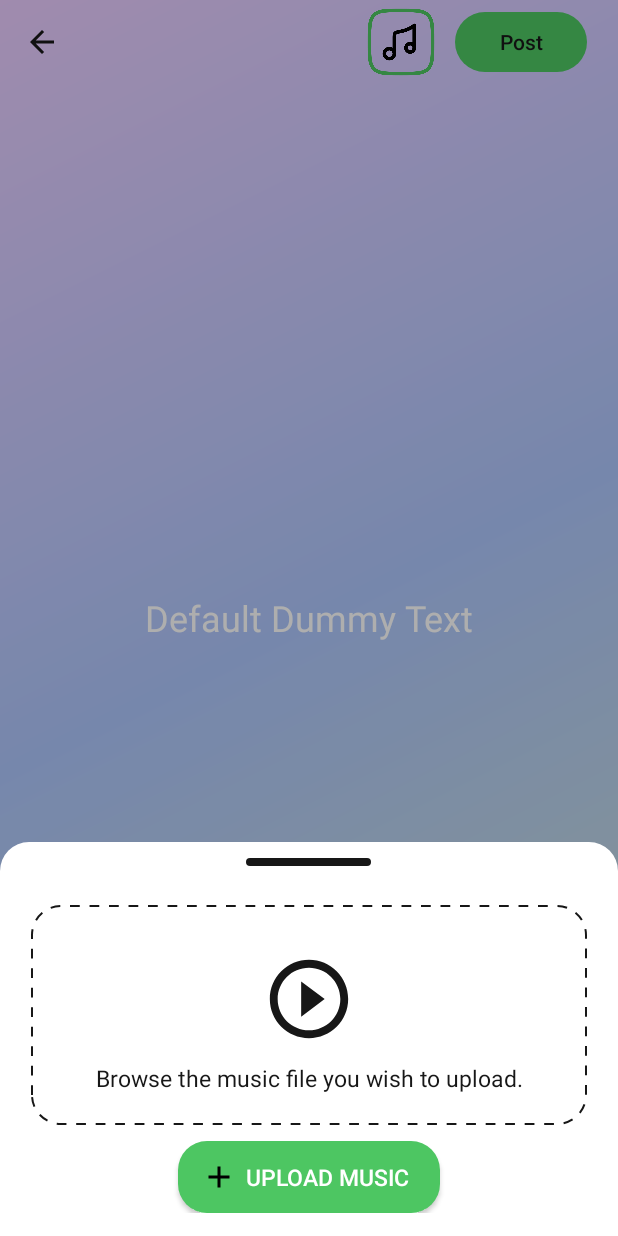
After one commit to Abizer-R/Fun-Stuff-Projects, an Android app: the fragment PickAudioFileBottomSheet placed in its activity, on a phone screen of 412 x 824 dp. The commit adds this screen. Run offline under Robolectric (Android 15) with nearby library versions, the phone set to English and light mode, and no system bars; our stand-ins replace Dagger/Hilt's generated code, data binding, sdp/ssp sizes.

Commit message:
Added BottomSheet to pick audio file

```diff
--- /dev/null
+++ b/Funstuff01/backgroundAudio/src/main/java/com/example/backgroundaudio/uploadAudio/bottomsheet/PickAudioFileBottomSheet.kt
@@ -0,0 +1,97 @@
+package com.example.backgroundaudio.uploadAudio.bottomsheet
+
+import android.content.Context
+import android.os.Bundle
+import android.view.LayoutInflater
+import android.view.View
+import android.view.ViewGroup
+import androidx.activity.OnBackPressedCallback
+import androidx.core.os.bundleOf
+import androidx.fragment.app.commitNow
+import com.example.backgroundaudio.audioList.fragment.parent.AudioListParentFragment
+import com.example.backgroundaudio.databinding.BottomSheetPickAudioFileBinding
+import com.example.backgroundaudio.uploadAudio.fragment.PickAudioFragment
+import com.example.backgroundaudio.uploadAudio.fragment.PickAudioFragment.PickAudioFragmentCallback
+import com.google.android.material.bottomsheet.BottomSheetBehavior
+import com.google.android.material.bottomsheet.BottomSheetDialog
+import com.google.android.material.bottomsheet.BottomSheetDialogFragment
+import dagger.hilt.android.AndroidEntryPoint
+
+@AndroidEntryPoint
+class PickAudioFileBottomSheet : BottomSheetDialogFragment(),
+    PickAudioFragmentCallback
+{
+
+    companion object {
+
+        fun newInstance() = PickAudioFileBottomSheet().apply {
+            arguments = bundleOf()
+        }
+    }
+
+    private var _binding: BottomSheetPickAudioFileBinding? = null
+    private val binding: BottomSheetPickAudioFileBinding
+        get() = requireNotNull(_binding)
+
+    private var listener: PickAudioFragmentCallback? = null
+
+    private val backPressCallback = object : OnBackPressedCallback(true) {
+        override fun handleOnBackPressed() {
+            dismissAllowingStateLoss()
+        }
+    }
+
+    override fun onCreateView(
+        inflater: LayoutInflater, container: ViewGroup?,
+        savedInstanceState: Bundle?
+    ): View {
+        _binding = BottomSheetPickAudioFileBinding.inflate(layoutInflater)
+        return binding.root
+    }
+
+    override fun onViewCreated(view: View, savedInstanceState: Bundle?) {
+        super.onViewCreated(view, savedInstanceState)
+
+        activity?.onBackPressedDispatcher?.addCallback(viewLifecycleOwner, backPressCallback)
+        setUpBottomSheet()
+        attachFragment()
+    }
+
+    private fun setUpBottomSheet() {
+        val dialog = dialog as BottomSheetDialog
+        dialog.behavior.state = BottomSheetBehavior.STATE_EXPANDED
+        dialog.behavior.isDraggable = true
+        dialog.setCancelable(true)
+        dialog.setCanceledOnTouchOutside(true)
+    }
+
+    private fun attachFragment() {
+        childFragmentManager.commitNow {
+            replace(
+                binding.fragmentContainer.id,
+                PickAudioFragment.newInstance()
+            )
+        }
+    }
+
+    override fun onAudioFileSelected(audioPath: String, audioName: String) {
+        listener?.onAudioFileSelected(audioPath, audioName)
+        dismissAllowingStateLoss()
+    }
+
+    override fun onAttach(context: Context) {
+        super.onAttach(context)
+        val parentFragment = parentFragment
+        val activity = activity
+        if (parentFragment is PickAudioFragmentCallback) {
+            listener = parentFragment
+        } else if (activity is PickAudioFragmentCallback) {
+            listener = activity
+        }
+    }
+
+    override fun onDetach() {
+        super.onDetach()
+        listener = null
+    }
+}
--- /dev/null
+++ b/Funstuff01/backgroundAudio/src/main/java/com/example/backgroundaudio/uploadAudio/fragment/PickAudioFragment.kt
@@ -0,0 +1,153 @@
+package com.example.backgroundaudio.uploadAudio.fragment
+
+import android.app.Activity
+import android.content.Context
+import android.content.Intent
+import android.net.Uri
+import android.os.Bundle
+import android.view.LayoutInflater
+import android.view.View
+import android.view.ViewGroup
+import android.widget.Toast
+import androidx.activity.result.ActivityResultLauncher
+import androidx.activity.result.contract.ActivityResultContracts
+import androidx.core.os.bundleOf
+import androidx.fragment.app.Fragment
+import androidx.lifecycle.lifecycleScope
+import com.example.backgroundaudio.R
+import com.example.backgroundaudio.databinding.FragmentPickAudioBinding
+import com.example.backgroundaudio.utils.AudioProcessorUtils
+import com.example.backgroundaudio.utils.saveMediaToFile
+import com.example.backgroundaudio.utils.toast
+import dagger.hilt.android.AndroidEntryPoint
+import kotlinx.coroutines.Dispatchers
+import kotlinx.coroutines.launch
+import kotlinx.coroutines.withContext
+import java.io.File
+
+@AndroidEntryPoint
+class PickAudioFragment : Fragment() {
+
+    companion object {
+
+        fun newInstance() = PickAudioFragment().apply {
+            arguments = bundleOf()
+        }
+    }
+
+    private var _binding: FragmentPickAudioBinding? = null
+    private val binding: FragmentPickAudioBinding
+        get() = requireNotNull(_binding)
+
+    private var listener: PickAudioFragmentCallback? = null
+    private lateinit var audioPicker: ActivityResultLauncher<Intent>
+
+    override fun onCreateView(
+        inflater: LayoutInflater, container: ViewGroup?,
+        savedInstanceState: Bundle?
+    ): View {
+        _binding = FragmentPickAudioBinding.inflate(layoutInflater)
+        return binding.root
+    }
+
+    override fun onViewCreated(view: View, savedInstanceState: Bundle?) {
+        super.onViewCreated(view, savedInstanceState)
+
+        initLaunchers()
+        setupViews()
+    }
+
+    private fun initLaunchers() {
+        audioPicker = registerForActivityResult(
+            ActivityResultContracts.StartActivityForResult()
+        ) {
+            val intentData = it.data
+            if (it.resultCode == Activity.RESULT_OK && intentData != null) {
+                handleSelectedAudioFromStorage(intentData.data)
+            }
+        }
+    }
+
+    private fun setupViews() {
+        with(binding) {
+
+            listOf(layoutPickMusic, btnBrowseMusicFile).forEach { view ->
+                view.setOnClickListener {
+                    launchAudioPicker()
+                }
+            }
+        }
+    }
+
+    private fun launchAudioPicker() {
+        val audioPickerIntent = Intent().apply {
+            action = Intent.ACTION_OPEN_DOCUMENT
+            addFlags(Intent.FLAG_GRANT_WRITE_URI_PERMISSION)
+            addFlags(Intent.FLAG_GRANT_READ_URI_PERMISSION)
+            type = "audio/*"
+        }
+        audioPicker.launch(audioPickerIntent)
+    }
+
+    private fun handleSelectedAudioFromStorage(audioUri: Uri?) {
+        if (audioUri == null) {
+            toast(getString(R.string.no_audio_selected))
+            return
+        }
+        val contentRes = requireContext().contentResolver
+        val audioNameWithExtension = AudioProcessorUtils.getAudioNameWithExtension(audioUri, contentRes)
+        val audioName = audioNameWithExtension.substringBefore('.')
+        val audioSizeInBytes = AudioProcessorUtils.getAudioSize(audioUri, contentRes)
+        val sizeInMb = audioSizeInBytes.toFloat() / (1000 * 1000)
+        val audioDuration = AudioProcessorUtils.getDurationMillis(requireContext(), audioUri)
+        val durationInSeconds = audioDuration / 1000
+
+
+        if (sizeInMb > 2.0) {
+            Toast.makeText(requireContext(), R.string.audio_size_must_not_be_more_than_2_mb, Toast.LENGTH_SHORT).show()
+            return
+        }
+        if (durationInSeconds > 120) {
+            Toast.makeText(requireContext(), R.string.audio_duration_must_not_be_more_than_2_minutes, Toast.LENGTH_SHORT).show()
+            return
+        }
+
+        lifecycleScope.launch(Dispatchers.IO) {
+            val audioPath = context?.saveMediaToFile(
+                uri = audioUri,
+                presetFileName = audioName
+            ) ?: ""
+            withContext(Dispatchers.Main) {
+                if (audioPath.isBlank() || !File(audioPath).exists()) {
+                    context?.toast(getString(R.string.error_while_processing_file))
+                } else {
+                    listener?.onAudioFileSelected(
+                        audioPath = audioPath,
+                        audioName = audioName
+                    )
+                }
+            }
+
+        }
+    }
+
+    override fun onAttach(context: Context) {
+        super.onAttach(context)
+        val parentFragment = parentFragment
+        val activity = activity
+        if (parentFragment is PickAudioFragmentCallback) {
+            listener = parentFragment
+        } else if (activity is PickAudioFragmentCallback) {
+            listener = activity
+        }
+    }
+
+    override fun onDetach() {
+        super.onDetach()
+        listener = null
+    }
+
+    interface PickAudioFragmentCallback {
+        fun onAudioFileSelected(audioPath: String, audioName: String)
+    }
+}
--- a/Funstuff01/backgroundAudio/src/main/java/com/example/backgroundaudio/utils/AudioProcessorUtils.kt
+++ b/Funstuff01/backgroundAudio/src/main/java/com/example/backgroundaudio/utils/AudioProcessorUtils.kt
@@ -179,7 +179,7 @@ object AudioProcessorUtils {
 
     }
 
-    fun getAudioName(
+    fun getAudioNameWithExtension(
         uri: Uri,
         contentResolver: ContentResolver
     ): String {
--- /dev/null
+++ b/Funstuff01/backgroundAudio/src/main/res/drawable/bg_bottom_sheet.xml
@@ -0,0 +1,8 @@
+<?xml version="1.0" encoding="utf-8"?>
+<shape xmlns:android="http://schemas.android.com/apk/res/android"
+android:shape="rectangle">
+<corners
+    android:topLeftRadius="@dimen/_15sdp"
+    android:topRightRadius="@dimen/_15sdp" />
+<solid android:color="@color/backgroundColor" />
+</shape>
--- /dev/null
+++ b/Funstuff01/backgroundAudio/src/main/res/drawable/bg_curved_dark_15sdp.xml
@@ -0,0 +1,6 @@
+<?xml version="1.0" encoding="utf-8"?>
+<shape xmlns:android="http://schemas.android.com/apk/res/android"
+android:shape="rectangle">
+<corners android:radius="@dimen/_15sdp" />
+<solid android:color="@color/dark_panel" />
+</shape>
--- /dev/null
+++ b/Funstuff01/backgroundAudio/src/main/res/drawable/bg_rectangle_dash_outline.xml
@@ -0,0 +1,11 @@
+<?xml version="1.0" encoding="utf-8"?>
+<shape xmlns:android="http://schemas.android.com/apk/res/android"
+    android:shape="rectangle">
+    <corners
+        android:radius="@dimen/_15sdp" />
+    <stroke
+        android:color="@color/colorOnBackground"
+        android:dashWidth="@dimen/_5sdp"
+        android:dashGap="@dimen/_5sdp"
+        android:width="@dimen/_1sdp" />
+</shape>
--- /dev/null
+++ b/Funstuff01/backgroundAudio/src/main/res/drawable/ic_add.xml
@@ -0,0 +1,5 @@
+<vector xmlns:android="http://schemas.android.com/apk/res/android" android:height="24dp" android:tint="#000000" android:viewportHeight="24" android:viewportWidth="24" android:width="24dp">
+
+    <path android:fillColor="@android:color/white" android:pathData="M19,13h-6v6h-2v-6H5v-2h6V5h2v6h6v2z"/>
+
+</vector>
--- /dev/null
+++ b/Funstuff01/backgroundAudio/src/main/res/drawable/ic_add_circle_outline.xml
@@ -0,0 +1,5 @@
+<vector xmlns:android="http://schemas.android.com/apk/res/android" android:height="24dp" android:tint="#000000" android:viewportHeight="24" android:viewportWidth="24" android:width="24dp">
+
+    <path android:fillColor="@android:color/white" android:pathData="M13,7h-2v4L7,11v2h4v4h2v-4h4v-2h-4L13,7zM12,2C6.48,2 2,6.48 2,12s4.48,10 10,10 10,-4.48 10,-10S17.52,2 12,2zM12,20c-4.41,0 -8,-3.59 -8,-8s3.59,-8 8,-8 8,3.59 8,8 -3.59,8 -8,8z"/>
+
+</vector>
--- /dev/null
+++ b/Funstuff01/backgroundAudio/src/main/res/layout/bottom_sheet_pick_audio_file.xml
@@ -0,0 +1,30 @@
+<?xml version="1.0" encoding="utf-8"?>
+<layout>
+    <androidx.appcompat.widget.LinearLayoutCompat xmlns:android="http://schemas.android.com/apk/res/android"
+        xmlns:app="http://schemas.android.com/apk/res-auto"
+        xmlns:tools="http://schemas.android.com/tools"
+        android:id="@+id/clParent"
+        android:layout_width="match_parent"
+        android:layout_height="match_parent"
+        android:background="@drawable/bg_bottom_sheet"
+        android:orientation="vertical">
+
+        <View
+            android:layout_width="@dimen/_64sdp"
+            android:layout_height="@dimen/_4sdp"
+            android:background="@drawable/bg_curved_dark_15sdp"
+            android:backgroundTint="@color/colorOnBackground"
+            android:layout_marginVertical="@dimen/_8sdp"
+            android:layout_gravity="center" />
+
+        <androidx.fragment.app.FragmentContainerView
+            android:id="@+id/fragmentContainer"
+            android:layout_width="match_parent"
+            android:layout_height="0dp"
+            android:layout_weight="1"
+            tools:layout="@layout/fragment_pick_audio"/>
+
+
+
+    </androidx.appcompat.widget.LinearLayoutCompat>
+</layout>
--- a/Funstuff01/backgroundAudio/src/main/res/layout/error_layout_common.xml
+++ b/Funstuff01/backgroundAudio/src/main/res/layout/error_layout_common.xml
@@ -28,7 +28,7 @@
             android:layout_height="wrap_content"
             android:gravity="center"
             android:text="@string/something_went_wrong_msg"
-            android:textColor="?attr/colorOnBackground"
+            android:textColor="@color/colorOnBackground"
             android:textSize="@dimen/_16ssp"
             android:layout_marginTop="@dimen/_16sdp"
             app:layout_constraintBottom_toTopOf="@+id/btnRetry"
@@ -47,7 +47,7 @@
             android:paddingVertical="@dimen/_6sdp"
             android:text="@string/retry"
             android:textSize="@dimen/_12ssp"
-            android:background="@drawable/bg_curved_dark"
+            android:background="@drawable/bg_curved_dark_15sdp"
             android:backgroundTint="@color/colorAccent"
             app:layout_constraintBottom_toBottomOf="parent"
             app:layout_constraintEnd_toEndOf="parent"
--- /dev/null
+++ b/Funstuff01/backgroundAudio/src/main/res/layout/fragment_pick_audio.xml
@@ -0,0 +1,66 @@
+<?xml version="1.0" encoding="utf-8"?>
+<layout xmlns:android="http://schemas.android.com/apk/res/android"
+    xmlns:app="http://schemas.android.com/apk/res-auto"
+    xmlns:tools="http://schemas.android.com/tools">
+
+    <androidx.appcompat.widget.LinearLayoutCompat
+        android:layout_width="match_parent"
+        android:layout_height="wrap_content"
+        android:orientation="vertical"
+        android:paddingHorizontal="@dimen/_16sdp"
+        android:paddingVertical="@dimen/_12sdp"
+        android:focusableInTouchMode="true"
+        android:focusable="true"
+        android:background="@color/backgroundColor">
+
+        <androidx.appcompat.widget.LinearLayoutCompat
+            android:id="@+id/layoutPickMusic"
+            android:layout_width="match_parent"
+            android:layout_height="wrap_content"
+            android:orientation="vertical"
+            android:background="@drawable/bg_rectangle_dash_outline"
+            android:padding="@dimen/_16sdp">
+
+            <androidx.appcompat.widget.AppCompatImageView
+                android:layout_width="@dimen/_48sdp"
+                android:layout_height="@dimen/_48sdp"
+                android:layout_gravity="center_horizontal"
+                app:srcCompat="@drawable/ic_play_circle_outline"
+                app:tint="@color/colorOnBackground"
+                android:layout_marginTop="@dimen/_8sdp" />
+
+
+            <TextView
+                android:layout_width="wrap_content"
+                android:layout_height="wrap_content"
+                android:text="@string/browse_music_file"
+                android:textColor="@color/colorOnBackground"
+                android:layout_gravity="center_horizontal"
+                android:textSize="@dimen/_12ssp"
+                android:textAlignment="center"
+                android:layout_marginTop="@dimen/_8sdp"/>
+
+        </androidx.appcompat.widget.LinearLayoutCompat>
+
+
+        <androidx.appcompat.widget.AppCompatButton
+            android:id="@+id/btnBrowseMusicFile"
+            android:layout_width="wrap_content"
+            android:layout_height="wrap_content"
+            android:text="@string/upload_music"
+            android:textColor="@color/backgroundColor"
+            android:textSize="@dimen/_12ssp"
+            android:gravity="center"
+            android:paddingLeft="@dimen/_12sdp"
+            android:paddingRight="@dimen/_16sdp"
+            android:paddingVertical="@dimen/_6sdp"
+            android:background="@drawable/bg_curved_dark_15sdp"
+            android:backgroundTint="@color/colorAccent"
+            android:layout_gravity="center_horizontal"
+            android:drawableLeft="@drawable/ic_add"
+            android:drawablePadding="@dimen/_4sdp"
+            android:layout_marginTop="@dimen/_8sdp" />
+
+
+    </androidx.appcompat.widget.LinearLayoutCompat>
+</layout>
--- a/Funstuff01/backgroundAudio/src/main/res/values/strings.xml
+++ b/Funstuff01/backgroundAudio/src/main/res/values/strings.xml
@@ -18,4 +18,14 @@
     <string name="your_music">Your Music</string>
     <string name="search">Search</string>
     <string name="retry">Retry</string>
+    <string name="upload_music">Upload Music</string>
+    <string name="upload_music_cover_below_optional">Select music cover image below (Optional)</string>
+    <string name="browse_music_file">Browse the music file you wish to upload.</string>
+    <string name="selected_music_file_is_shown_below">Your selected music file is displayed below</string>
+    <string name="enter_music_title">Enter Music Title</string>
+    <string name="music_title">Music Title</string>
+    <string name="music_cover">Music Cover</string>
+    <string name="add_music_cover">Add Music Cover</string>
+    <string name="no_audio_selected">No audio file selected</string>
+    <string name="error_while_processing_file">Error encountered in processing file</string>
 </resources>
```
Also changed, not shown: Funstuff01/backgroundAudio/src/main/java/com/example/backgroundaudio/audioList/fragment/parent/AudioListParentFragment.kt (+14 -0 lines), Funstuff01/backgroundAudio/src/main/java/com/example/backgroundaudio/utils/ExtensionFunctions.kt (+88 -0 lines), Funstuff01/backgroundAudio/src/main/res/layout/fragment_audio_list_parent.xml (+39 -11 lines), Funstuff01/backgroundAudio/src/main/res/values/styles.xml (+10 -0 lines).
